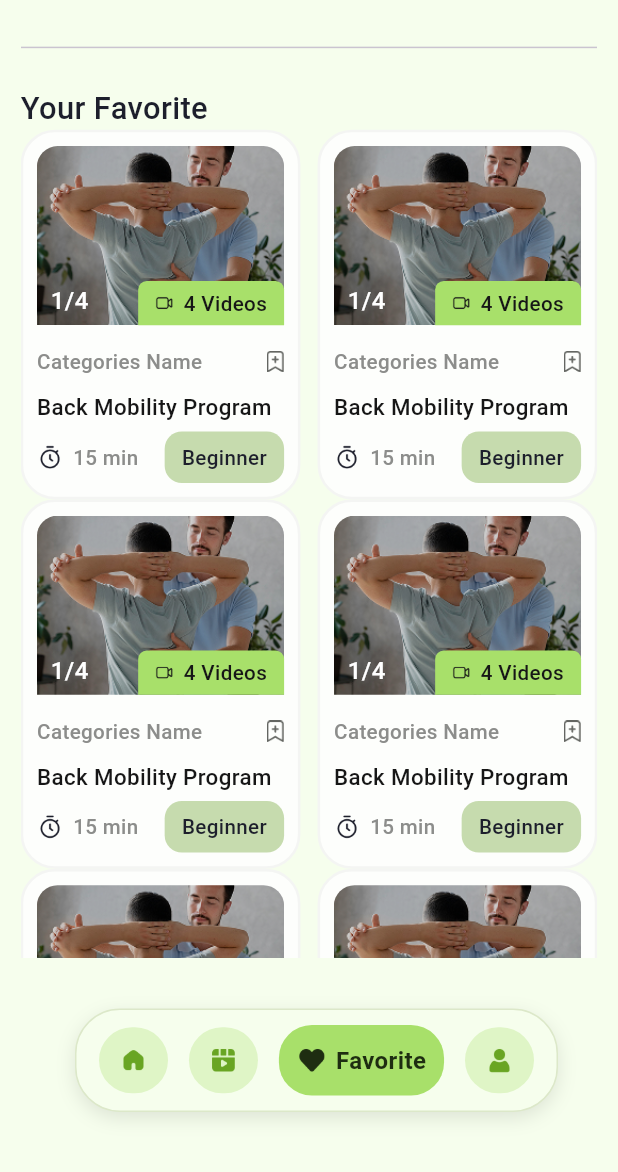
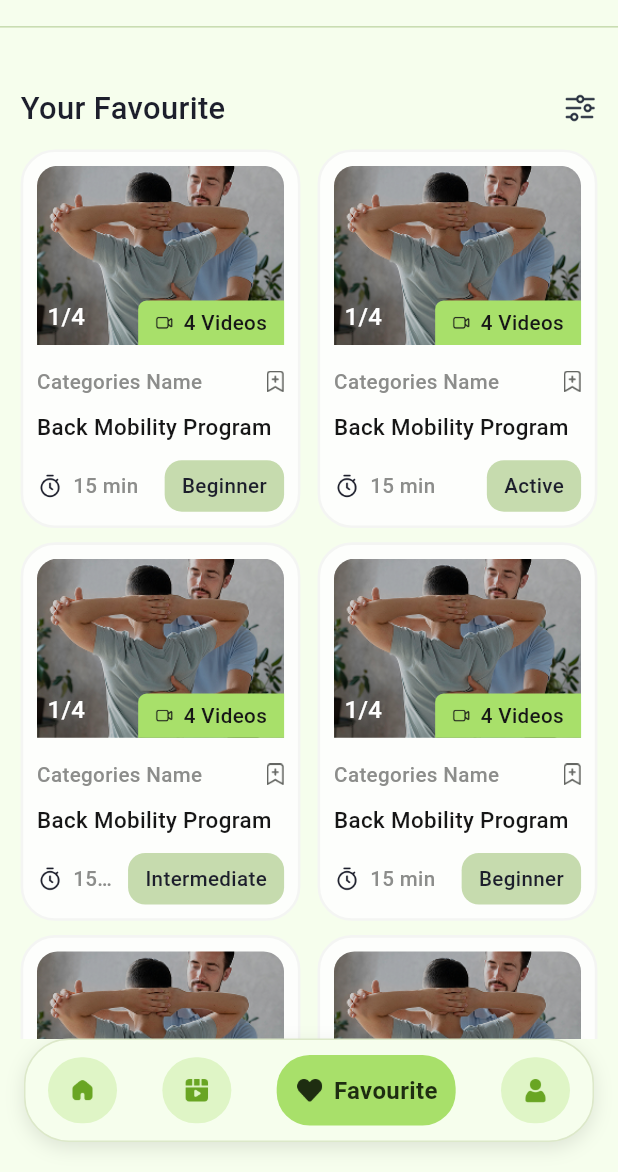
Before and after one commit to backbencherstudio/touralie33_FO222668A7688, a Flutter app: the ParentScreen screen opened by its route, item 3 of the bottom bar chosen, on a phone screen of 412 x 824 dp, the part 64-1236 px from its top. Run offline on Flutter 3.47's test engine with Material 3 defaults, Android fonts, the phone set to English and light mode, and no system bars; our stand-ins replace chewie, dio, flutter_riverpod, flutter_screenutil, percent_indicator, pin_code_text_field and 1 more.

Commit message:
favourite screen

```diff
--- a/lib/core/resource/constants/color_manger.dart
+++ b/lib/core/resource/constants/color_manger.dart
@@ -20,6 +20,8 @@ class ColorManager {
   static const Color backgroundColorgreen = Color(0xFFA8E06A);
   static const Color backgroundColorgreen1 = Color(0xFF91C05D);
   static const Color beginerColor = Color(0xFFC6DBAE);
+  static const Color bottomSheetColor = Color(0xFFF6F6F6);
+
 
   static const Color bgColorgrey= Color.fromARGB(255, 234, 244, 225);
   static const Color backgroundDark = Color(0xFF121212);
--- a/lib/core/resource/constants/icon_manager.dart
+++ b/lib/core/resource/constants/icon_manager.dart
@@ -20,4 +20,6 @@ class IconManager {
   static String profile= '$baseUrl/profile.png';
   static String home= '$baseUrl/home.png';
   static String playList= '$baseUrl/playList.png';
+  static String filter = '$baseUrl/filter.png';
+  static String upIcon = '$baseUrl/up_icon.png';
 }
--- a/lib/presentation/favourite_screen/view/screen/favourite_screen.dart
+++ b/lib/presentation/favourite_screen/view/screen/favourite_screen.dart
@@ -1,8 +1,10 @@
 import 'package:flutter/material.dart';
 import 'package:flutter_screenutil/flutter_screenutil.dart';
 import 'package:touralie33_fo222668a7688/core/resource/constants/color_manger.dart';
+import 'package:touralie33_fo222668a7688/core/resource/constants/icon_manager.dart';
 import 'package:touralie33_fo222668a7688/core/resource/constants/image_manager.dart';
 import 'package:touralie33_fo222668a7688/core/resource/constants/style_manager.dart';
+import 'package:touralie33_fo222668a7688/presentation/widget/bottomSheet/bottomSheet_widget.dart';
 import 'package:touralie33_fo222668a7688/presentation/widget/customebar/customebar.dart';
 import 'package:touralie33_fo222668a7688/presentation/widget/suggestion_video/suggestion_video_widget.dart';
 import 'package:touralie33_fo222668a7688/presentation/widget/workout_set/workOut_set.dart';
@@ -23,20 +25,38 @@ class FavouriteScreen extends StatelessWidget {
           ),
         ),
       ),
-      body: Padding(
-        padding:  EdgeInsets.all(12.r),
-        child: SingleChildScrollView(
+      body: SingleChildScrollView(
         scrollDirection: Axis.vertical,
         child: Column(
           children: [
-              Divider(),
+            Divider(color: ColorManager.beginerColor,),
             SizedBox(height: 15.h,),
+            Padding(
+              padding: EdgeInsets.all(12.r),
+              child: Column(
+                children: [
                   Row(
+                mainAxisAlignment: MainAxisAlignment.spaceBetween,
                 children: [
-                  Text("Your Favorite",style: getLight300Style12(color: ColorManager.textPrimary,fontSize: 18.sp,fontWeight: FontWeight.w500),),
-
+                  Text("Your Favourite",style: getLight300Style12(color: ColorManager.textPrimary,fontSize: 18.sp,fontWeight: FontWeight.w500),),
+                  InkWell(
+                    onTap: () {
+                      showModalBottomSheet(context: context,
+                      backgroundColor: ColorManager.playlistBox,
+                      shape: RoundedRectangleBorder(
+                        borderRadius: BorderRadius.only(
+                          topLeft: Radius.circular(25.r),
+                          topRight: Radius.circular(25.r)
+                        )
+                      ),
+                      builder: (context){
+                        return BottomsheetWidget();
+                      });
+                    },
+                    child: Image.asset(IconManager.filter,fit: BoxFit.cover,height: 20.h,width: 20.w,))
                 ],
               ),
+              SizedBox(height: 11.h,),
                         Row(
               children: [
                 Expanded(
@@ -51,12 +71,34 @@ class FavouriteScreen extends StatelessWidget {
                   child: SuggestionVideoWidget(
 
                     duration: "15 min",
+                    categoryName: "Categories Name",title: "Back Mobility Program",level: "Active",imageUrl: ImageManager.gymGuide,onPlayTap: () {
+
+                  },),
+                ),
+              ],
+                        ),
+                        SizedBox(height: 8.h,),
+                        Row(
+              children: [
+                Expanded(
+                  child: SuggestionVideoWidget(
+                    duration: "15 min",
+                    categoryName: "Categories Name",title: "Back Mobility Program",level: "Intermediate",imageUrl: ImageManager.gymGuide,onPlayTap: () {
+
+                  },),
+                ),
+                SizedBox(width: 10.w,),
+                Expanded(
+                  child: SuggestionVideoWidget(
+
+                    duration: "15 min",
                     categoryName: "Categories Name",title: "Back Mobility Program",level: "Beginner",imageUrl: ImageManager.gymGuide,onPlayTap: () {
 
                   },),
                 ),
               ],
                         ),
+                  SizedBox(height: 8.h,),
                         Row(
               children: [
                 Expanded(
@@ -71,27 +113,7 @@ class FavouriteScreen extends StatelessWidget {
                   child: SuggestionVideoWidget(
 
                     duration: "15 min",
-                    categoryName: "Categories Name",title: "Back Mobility Program",level: "Beginner",imageUrl: ImageManager.gymGuide,onPlayTap: () {
-
-                  },),
-                ),
-              ],
-            ),
-            Row(
-              children: [
-                Expanded(
-                  child: SuggestionVideoWidget(
-                    duration: "15 min",
-                    categoryName: "Categories Name",title: "Back Mobility Program",level: "Beginner",imageUrl: ImageManager.gymGuide,onPlayTap: () {
-
-                  },),
-                ),
-                SizedBox(width: 10.w,),
-                Expanded(
-                  child: SuggestionVideoWidget(
-
-                    duration: "15 min",
-                    categoryName: "Categories Name",title: "Back Mobility Program",level: "Beginner",imageUrl: ImageManager.gymGuide,onPlayTap: () {
+                    categoryName: "Categories Name",title: "Back Mobility Program",level: "Intermadiate",imageUrl: ImageManager.gymGuide,onPlayTap: () {
 
                   },),
                 ),
@@ -99,6 +121,8 @@ class FavouriteScreen extends StatelessWidget {
                         )
                 ],
               ),
+            )
+          ],
         ),
       ),
     );
--- a/lib/presentation/parent_screen/parent_screen.dart
+++ b/lib/presentation/parent_screen/parent_screen.dart
@@ -29,7 +29,7 @@ class ParentScreen extends ConsumerWidget {
    final items = <({String icon, String label})>[
   (icon: IconManager.home, label: 'Home'),
   (icon: IconManager.playList, label: 'Playlist'),
-  (icon: IconManager.favourite, label: 'Favorite'),
+  (icon: IconManager.favourite, label: 'Favourite'),
   (icon: IconManager.profile, label: 'Profile'),
 ];
     return Scaffold(
@@ -38,7 +38,7 @@ class ParentScreen extends ConsumerWidget {
       drawer: const DrawerScreen(),
       body: screens[selectIndex],
       bottomNavigationBar: SafeArea(
-        minimum:  EdgeInsets.fromLTRB(50, 20, 40, 40),
+   minimum: const EdgeInsets.fromLTRB(16, 0, 16, 20),
         child: Container(
           padding: const EdgeInsets.symmetric(horizontal: 15, vertical: 10),
           decoration: BoxDecoration(
--- a/lib/presentation/widget/suggestion_video/suggestion_video_widget.dart
+++ b/lib/presentation/widget/suggestion_video/suggestion_video_widget.dart
@@ -3,6 +3,7 @@ import 'package:flutter_screenutil/flutter_screenutil.dart';
 import 'package:touralie33_fo222668a7688/core/resource/constants/color_manger.dart';
 import 'package:touralie33_fo222668a7688/core/resource/constants/icon_manager.dart';
 import 'package:touralie33_fo222668a7688/core/resource/constants/style_manager.dart';
+
 
 class SuggestionVideoWidget extends StatelessWidget {
   final String categoryName;
@@ -20,7 +21,8 @@ class SuggestionVideoWidget extends StatelessWidget {
     required this.duration,
     required this.level,
     required this.imageUrl,
-    this.onPlayTap, this.colorBg,
+    this.onPlayTap,
+    this.colorBg,
   });
 
   @override
@@ -30,12 +32,13 @@ class SuggestionVideoWidget extends StatelessWidget {
       decoration: BoxDecoration(
         color: colorBg ?? ColorManager.playlistBox,
         borderRadius: BorderRadius.circular(20.r),
-        border: Border.all(color:  ColorManager.borderColor, width: 1.5.w),
+        border: Border.all(color: ColorManager.borderColor, width: 1.5.w),
       ),
       child: Padding(
         padding: EdgeInsets.all(8.r),
         child: Column(
           crossAxisAlignment: CrossAxisAlignment.start,
+          mainAxisSize: MainAxisSize.min,
           children: [
             Stack(
               alignment: Alignment.center,
@@ -43,8 +46,7 @@ class SuggestionVideoWidget extends StatelessWidget {
                 ClipRRect(
                   borderRadius: BorderRadius.only(
                       topLeft: Radius.circular(12.r),
-                    topRight: Radius.circular(12.r)
-                  ),
+                      topRight: Radius.circular(12.r)),
                   child: Image.asset(
                     imageUrl,
                     height: 100.h,
@@ -52,15 +54,10 @@ class SuggestionVideoWidget extends StatelessWidget {
                     fit: BoxFit.cover,
                   ),
                 ),
+                // "1/4" Text
                 Positioned(
-                  left: 2.w,
-                  bottom: 2.h,
-                  child: Container(
-                    padding: EdgeInsets.symmetric(
-                      horizontal: 6.w,
-                      vertical: 2.h,
-                    ),
-
+                  left: 6.w,
+                  bottom: 6.h,
                   child: Text(
                     '1/4',
                     style: getMedium500Style12(
@@ -69,30 +66,22 @@ class SuggestionVideoWidget extends StatelessWidget {
                     ),
                   ),
                 ),
-                ),
+                // "4 Videos" Badge
                 Positioned(
                   right: 0.w,
                   bottom: 0.h,
                   child: Container(
-                    padding: EdgeInsets.symmetric(
-                      horizontal: 10.w,
-                      vertical: 4.h,
-                    ),
+                    padding: EdgeInsets.symmetric(horizontal: 10.w, vertical: 4.h),
                     decoration: BoxDecoration(
                       color: ColorManager.backgroundColorgreen,
                       borderRadius: BorderRadius.only(
                         topLeft: Radius.circular(5.r),
-                        topRight: Radius.circular(5.r),
                       ),
                     ),
                     child: Row(
                       mainAxisSize: MainAxisSize.min,
                       children: [
-                        Image.asset(
-                          IconManager.videoICon,
-                          height: 10.h,
-
-                        ),
+                        Image.asset(IconManager.videoICon, height: 10.h),
                         SizedBox(width: 6.w),
                         Text(
                           '4 Videos',
@@ -108,62 +97,76 @@ class SuggestionVideoWidget extends StatelessWidget {
                 ),
               ],
             ),
+            SizedBox(height: 12.h),
 
-            SizedBox(height: 12.h),
             Row(
               mainAxisAlignment: MainAxisAlignment.spaceBetween,
               children: [
-                Text(
+                Expanded(
+                  child: Text(
                     categoryName,
+                    maxLines: 1,
+                    overflow: TextOverflow.ellipsis,
                     style: getMedium500Style10(
                       color: ColorManager.subtextColorGrey,
                       fontSize: 12.sp,
                     ),
                   ),
-                Image.asset(IconManager.bookMark,height: 12.h,),
+                ),
+                SizedBox(width: 5.w),
+                Image.asset(IconManager.bookMark, height: 12.h),
               ],
             ),
             SizedBox(height: 8.h),
+
             Text(
               title,
+              maxLines: 2,
+              overflow: TextOverflow.ellipsis,
               style: getMedium500Style10(
                 color: ColorManager.subtextColor,
                 fontSize: 13.sp,
               ),
             ),
-            SizedBox(height: 5.h),
+            SizedBox(height: 10.h),
+
             Row(
               mainAxisAlignment: MainAxisAlignment.spaceBetween,
               children: [
-                Row(
+
+                Flexible(
+                  child: Row(
+                    mainAxisSize: MainAxisSize.min,
                     children: [
                       Image.asset(IconManager.clock, height: 16.h, width: 16.w),
                       SizedBox(width: 5.w),
-                    Text(
+                      Flexible(
+                        child: Text(
                           duration,
+                          maxLines: 1,
+                          overflow: TextOverflow.ellipsis,
                           style: getMedium500Style10(
                             color: ColorManager.subtextColorGrey,
                             fontSize: 12.sp,
                           ),
                         ),
+                      ),
                     ],
                   ),
+                ),
+                SizedBox(width: 8.w),
+
                 Container(
                   decoration: BoxDecoration(
                     borderRadius: BorderRadius.circular(10.r),
                     color: ColorManager.beginerColor,
                   ),
-                  child: Padding(
-                    padding: EdgeInsets.symmetric(
-                      horizontal: 10.w,
-                      vertical: 6.h,
-                    ),
+                  padding: EdgeInsets.symmetric(horizontal: 10.w, vertical: 6.h),
                   child: Text(
                     level,
                     style: getMedium500Style10(
                       color: ColorManager.textPrimary,
                       fontSize: 12.sp,
-                      ),
                     ),
                   ),
                 ),
```
Also changed, not shown: lib/presentation/widget/bottomSheet/bottomSheet_widget.dart (added, +41 -0 lines), assets/icons/filter.png (added), assets/icons/up_icon.png (added). Lines whose indentation alone changed are shown as unchanged.
